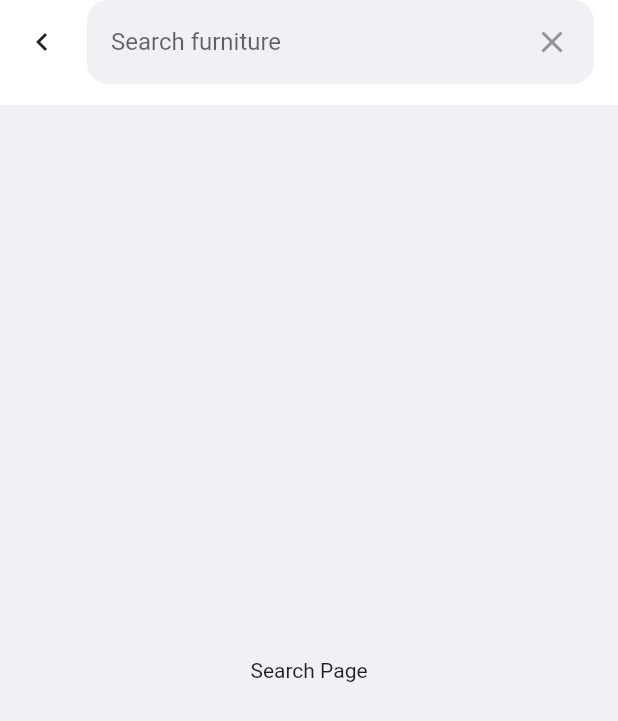
After one commit to joedave13/space, a Flutter app: the HomePage screen opened by its route, after a tap on "Search Funiture", on a phone screen of 412 x 824 dp. The commit adds this screen. Shown: the top 721 px of the screen. Run offline on Flutter 3.47's test engine with Material 2 defaults, Android fonts, the phone set to English and light mode, and no system bars; our stand-ins replace carousel_slider, fluttertoast, google_fonts.

Commit message:
search page - appbar

```diff
--- a/lib/main.dart
+++ b/lib/main.dart
@@ -1,6 +1,7 @@
 import 'package:flutter/material.dart';
 import 'package:space/pages/home_page.dart';
 import 'package:space/pages/onboarding_page.dart';
+import 'package:space/pages/search_page.dart';
 import 'package:space/pages/signin_page.dart';
 import 'package:space/pages/splash_page.dart';
 
@@ -18,6 +19,7 @@ class MyApp extends StatelessWidget {
         '/onboarding': (context) => OnboardingPage(),
         '/sign-in': (context) => SigninPage(),
         '/home': (context) => HomePage(),
+        '/search': (context) => SearchPage(),
       },
     );
   }
--- a/lib/pages/home_page.dart
+++ b/lib/pages/home_page.dart
@@ -92,7 +92,11 @@ class _HomePageState extends State<HomePage> {
                 ),
               ),
               // SEARCH BAR
-              Container(
+              GestureDetector(
+                onTap: () {
+                  Navigator.pushNamed(context, '/search');
+                },
+                child: Container(
                   margin: EdgeInsets.only(
                     top: 30,
                     left: 24,
@@ -119,6 +123,7 @@ class _HomePageState extends State<HomePage> {
                         color: kGrayColor,
                       ),
                     ],
+                  ),
                 ),
               ),
 
--- /dev/null
+++ b/lib/pages/search_page.dart
@@ -0,0 +1,72 @@
+import 'package:flutter/material.dart';
+import 'package:space/theme.dart';
+
+class SearchPage extends StatelessWidget {
+  const SearchPage({Key? key}) : super(key: key);
+
+  @override
+  Widget build(BuildContext context) {
+    return Scaffold(
+      backgroundColor: kWhiteGrayColor,
+      appBar: PreferredSize(
+        preferredSize: Size(
+          double.infinity,
+          70,
+        ),
+        child: AppBar(
+          automaticallyImplyLeading: false,
+          backgroundColor: kWhiteColor,
+          elevation: 0,
+          title: Row(
+            children: [
+              GestureDetector(
+                onTap: () {
+                  Navigator.pop(context);
+                },
+                child: Icon(
+                  Icons.chevron_left,
+                  color: kBlackColor,
+                ),
+              ),
+              SizedBox(
+                width: 18,
+              ),
+              Expanded(
+                child: Container(
+                  padding: EdgeInsets.all(16),
+                  decoration: BoxDecoration(
+                    color: kWhiteGrayColor,
+                    borderRadius: BorderRadius.circular(14),
+                  ),
+                  child: Row(
+                    children: [
+                      Expanded(
+                        child: TextFormField(
+                          decoration: InputDecoration.collapsed(
+                            hintText: 'Search furniture',
+                          ),
+                        ),
+                      ),
+                      SizedBox(
+                        width: 10,
+                      ),
+                      Icon(
+                        Icons.close,
+                        color: kGrayColor,
+                      ),
+                    ],
+                  ),
+                ),
+              ),
+            ],
+          ),
+        ),
+      ),
+      body: Center(
+        child: Text(
+          'Search Page',
+        ),
+      ),
+    );
+  }
+}
```
Lines whose indentation alone changed are shown as unchanged.
